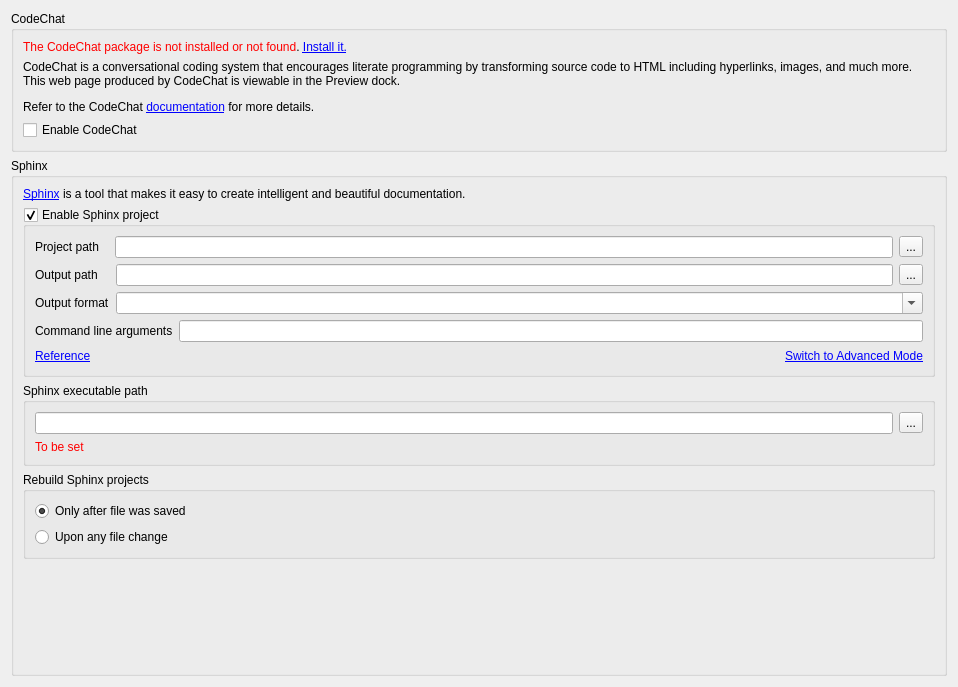
Old version of the form enki/plugins/preview/Settings.ui in the repository andreikop/enki.
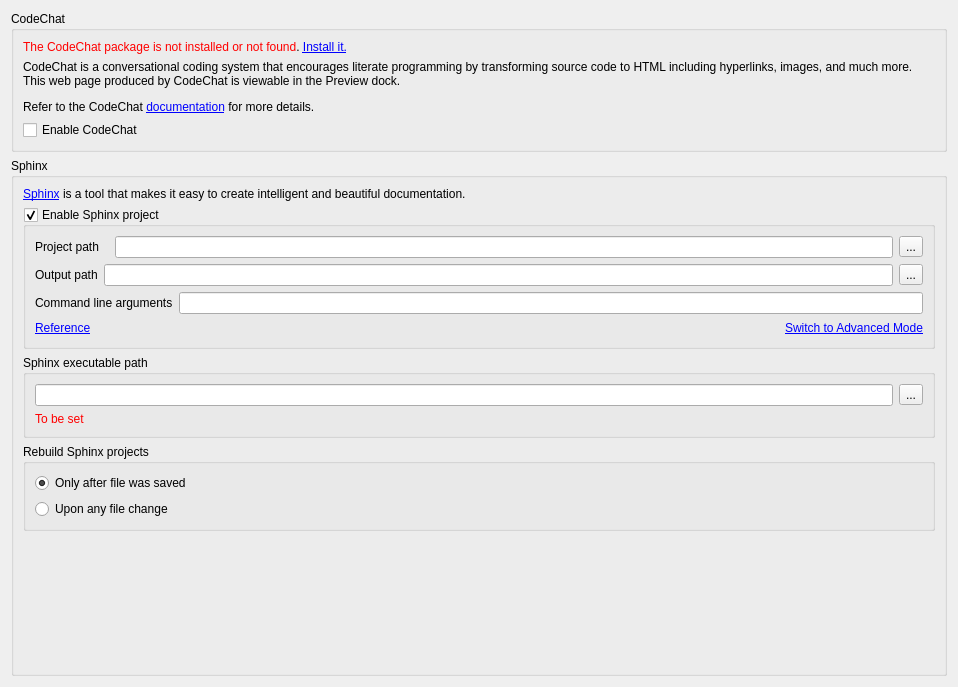
New version of the form.

Commit message: Del: Unused Sphinx output extension (it's read from a file instead.)

```diff
--- a/enki/plugins/preview/Settings.ui
+++ b/enki/plugins/preview/Settings.ui
@@ -136,20 +136,6 @@
              </property>
             </widget>
            </item>
-           <item row="1" column="0">
-            <widget class="QLabel" name="lbSphinxOutputExtension">
-             <property name="text">
-              <string>Output format</string>
-             </property>
-            </widget>
-           </item>
-           <item row="1" column="1" colspan="2">
-            <widget class="QComboBox" name="cmbSphinxOutputExtension">
-             <property name="editable">
-              <bool>true</bool>
-             </property>
-            </widget>
-           </item>
           </layout>
          </item>
          <item>
```
Left out of the diff: 1 changed line with no effect on the pictures.
